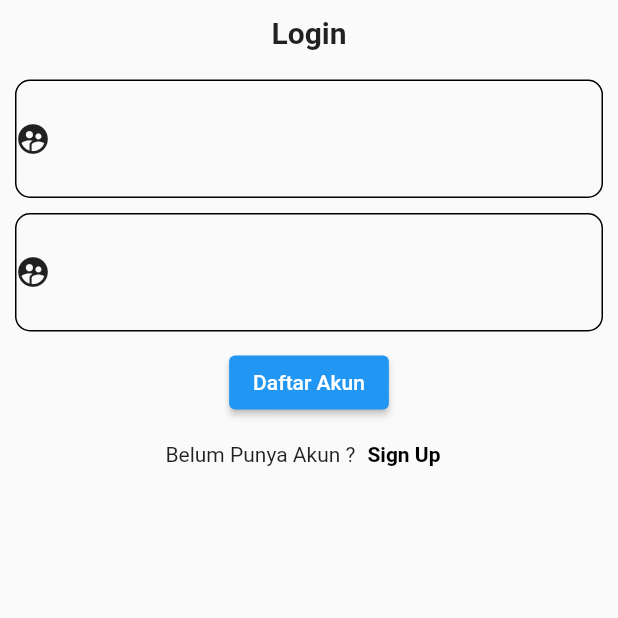
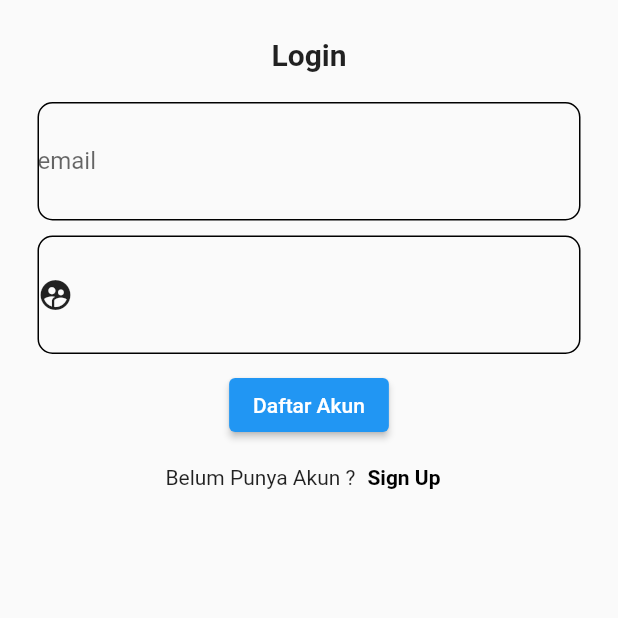
Before and after one commit to louisferrysp/Capstone_Project_42, a Flutter app: the screen it shows after launch, after a tap on "Daftar Akun", on a phone screen of 412 x 824 dp, the top half of it. Run offline on Flutter 3.47's test engine with Material 2 defaults, Android fonts, the phone set to English and light mode, and no system bars; our stand-ins replace video_player.

Commit message:
no update yet

```diff
--- a/Source_code/lms/lib/screen/login_screen.dart
+++ b/Source_code/lms/lib/screen/login_screen.dart
@@ -13,7 +13,7 @@ class _LoginScreenState extends State<LoginScreen> {
   Widget build(BuildContext context) {
     return Scaffold(
       body: Padding(
-        padding: const EdgeInsets.all(10),
+        padding: const EdgeInsets.all(25),
         child: Center(
           child: Column(
             children: [
@@ -25,7 +25,7 @@ class _LoginScreenState extends State<LoginScreen> {
               TextFormField(
                 controller: emailPerusahaan,
                 decoration: const InputDecoration(
-                  label: Icon(Icons.supervised_user_circle_rounded),
+                  labelText: 'email',
                   contentPadding: EdgeInsets.symmetric(vertical: 30),
                   enabledBorder: OutlineInputBorder(
                     borderSide: BorderSide(color: Colors.black),
```
Also changed, not shown: 1 other file.
